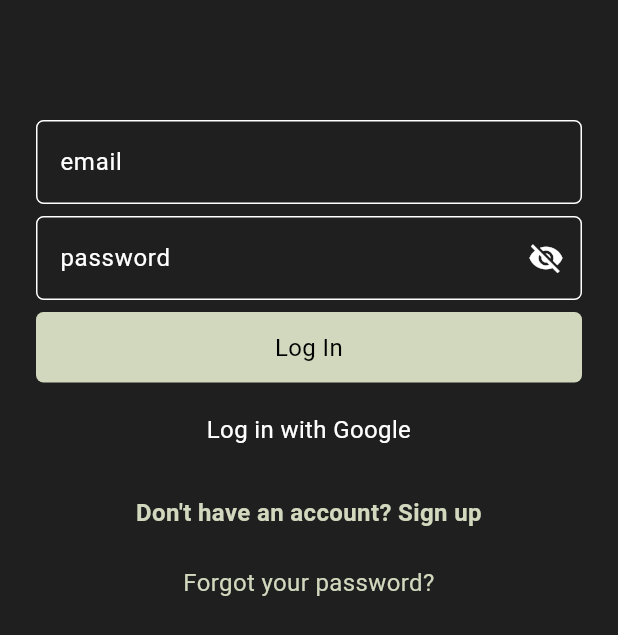
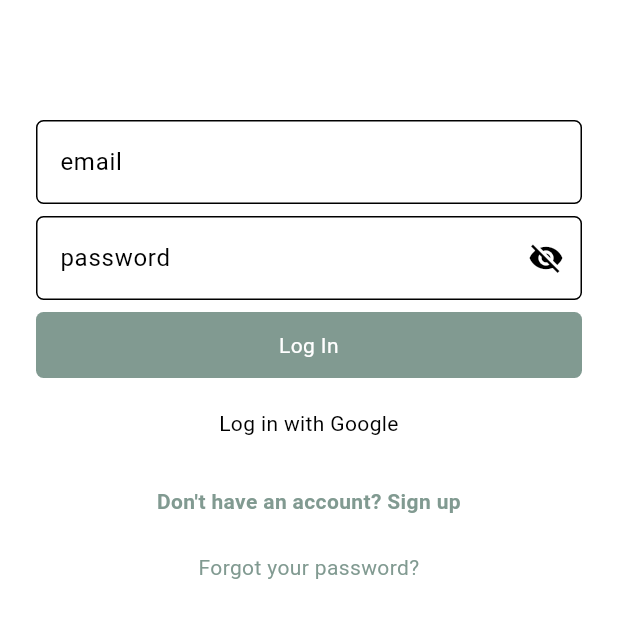
Before and after one commit to talbiol/climbing_app_v4, a Flutter app: the screen it shows after launch, on a phone screen of 412 x 824 dp. Shown: the top 635 px of the screen. Run offline on Flutter 3.47's test engine with Material 3 defaults, Android fonts, the phone set to English and light mode, and no system bars; our stand-ins replace supabase_flutter; accounts and stored records are empty.

Commit message:
loading correct, button height specified

```diff
--- a/lib/style.dart
+++ b/lib/style.dart
@@ -4,18 +4,18 @@ import 'package:flutter/material.dart';
 
 class AppColors {
   // backgrounds
-  static const Color mainBackground = Color(0xFF201F1F);  // lightmode: 0xFFFFFFFF | darkMode: 0xFF201F1F
+  static const Color mainBackground = Color(0xFFFFFFFF);  // lightmode: 0xFFFFFFFF | darkMode: 0xFF201F1F
 
   // text
-  static const Color mainText = Color(0xFFFFFFFF);        // lightmode: 0xFF000000 | darkMode: 0xFFFFFFFF
-  static const Color mainButtonText = Color(0xFF000000);  // lightmode: 0xFFFFFFFF | darkMode: 0xFF000000
+  static const Color mainText = Color(0xFF000000);        // lightmode: 0xFF000000 | darkMode: 0xFFFFFFFF
+  static const Color mainButtonText = Color(0xFFFFFFFF);  // lightmode: 0xFFFFFFFF | darkMode: 0xFF000000
 
   //elements
-  static const mainWidget = Color(0xFFD1D8BE);            // lightmode: 0xFF819A91 | darkMode: 0xFFD1D8BE
+  static const mainWidget = Color(0xFF819A91);            // lightmode: 0xFF819A91 | darkMode: 0xFFD1D8BE
   static const secondaryWidget = Color(0xFFA7C1A8);
 
   // borders
-  static const buttonMainBorder = Color(0xFFCBC5C5);      // lightmode: 0xFF383636 | darkMode: 0xFFCBC5C5
+  static const buttonMainBorder = Color(0xFF383636);      // lightmode: 0xFF383636 | darkMode: 0xFFCBC5C5
 
   // event association
   static const deleteColor = Color(0xFFBB0202);
--- a/lib/widgets/custom_button.dart
+++ b/lib/widgets/custom_button.dart
@@ -1,5 +1,3 @@
-// lib/widgets/custom_button.dart
-
 import 'package:flutter/material.dart';
 import '../style.dart';
 
@@ -23,6 +21,9 @@ class CustomButton extends StatelessWidget {
 
   final bool bold;
 
+  final double? height;
+  final double verticalPadding; // optional vertical padding
+
   final VoidCallback? onClick;
 
   CustomButton({
@@ -41,9 +42,12 @@ class CustomButton extends StatelessWidget {
     this.transparent = false,
     this.backgroundColor = AppColors.mainWidget,
 
-    this.entireAvailableWidth = true, // default spans entire width
+    this.entireAvailableWidth = true,
 
     this.bold = false,
+
+    this.height,
+    this.verticalPadding = 12, // optional vertical padding
 
     this.onClick,
   });
@@ -61,7 +65,10 @@ class CustomButton extends StatelessWidget {
         onTap: onClick,
         child: Container(
           width: entireAvailableWidth ? double.infinity : null,
-          padding: const EdgeInsets.symmetric(vertical: 12, horizontal: 16),
+          height: height,
+          padding: EdgeInsets.symmetric(
+            vertical: verticalPadding,
+          ),
           decoration: BoxDecoration(
             color: transparent ? Colors.transparent : backgroundColor,
             border: borderDisplay
@@ -72,12 +79,12 @@ class CustomButton extends StatelessWidget {
                 : null,
             borderRadius: BorderRadius.circular(5),
           ),
+          alignment: Alignment.center,
           child: Text(
             text,
             style: TextStyle(
               color: textColor,
-              fontSize: 16,
-              fontWeight: bold ? FontWeight.bold : FontWeight.normal, // apply bold
+              fontWeight: bold ? FontWeight.bold : FontWeight.normal,
             ),
             textAlign: TextAlign.center,
           ),
```
Also changed, not shown: lib/app/app_customer/account/account.dart (+18 -25 lines), lib/app/app_customer/home_page.dart (+43 -9 lines).
